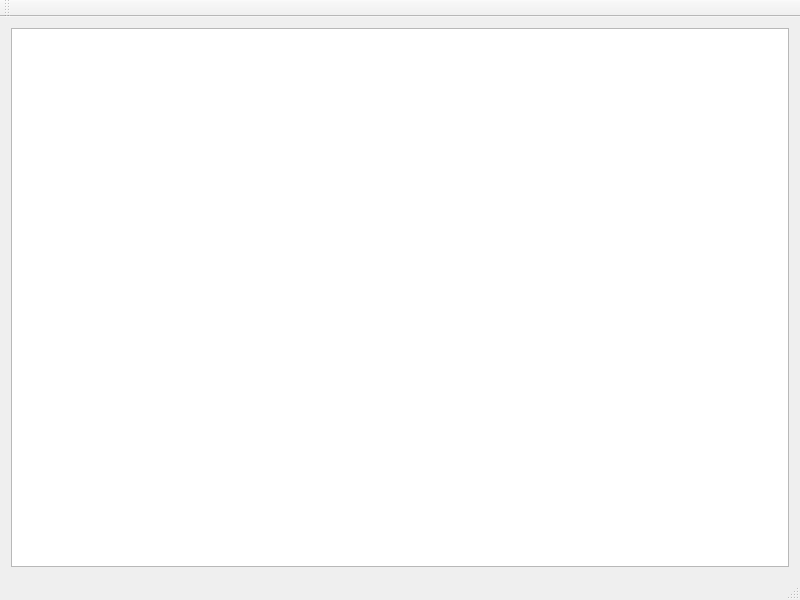
This is qtableview/mainwindow.ui in ec1oud/qps as Qt 5 draws it before an edit. The edited form follows.
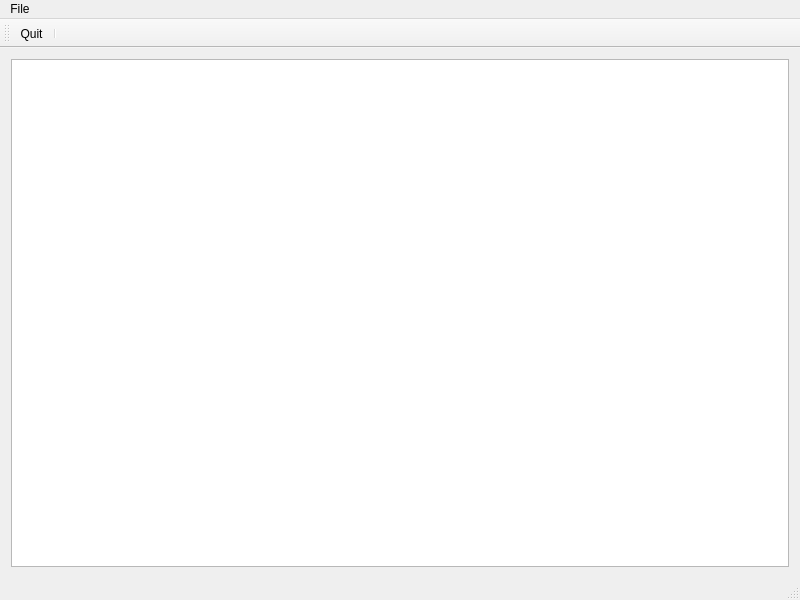
This is the edited form. Icons and pictures are not drawn.

Commit message: Enable sorting; resize columns to contents; quit action

```diff
--- a/qtableview/mainwindow.ui
+++ b/qtableview/mainwindow.ui
@@ -16,7 +16,11 @@
   <widget class="QWidget" name="centralWidget">
    <layout class="QHBoxLayout" name="horizontalLayout">
     <item>
-     <widget class="QTableView" name="tableView"/>
+     <widget class="QTableView" name="tableView">
+      <property name="sortingEnabled">
+       <bool>true</bool>
+      </property>
+     </widget>
     </item>
    </layout>
   </widget>
@@ -29,6 +33,13 @@
      <height>22</height>
     </rect>
    </property>
+   <widget class="QMenu" name="menuFile">
+    <property name="title">
+     <string>File</string>
+    </property>
+    <addaction name="actionQuit"/>
+   </widget>
+   <addaction name="menuFile"/>
   </widget>
   <widget class="QToolBar" name="mainToolBar">
    <attribute name="toolBarArea">
@@ -37,8 +48,21 @@
    <attribute name="toolBarBreak">
     <bool>false</bool>
    </attribute>
+   <addaction name="actionQuit"/>
+   <addaction name="separator"/>
   </widget>
   <widget class="QStatusBar" name="statusBar"/>
+  <action name="actionQuit">
+   <property name="icon">
+    <iconset theme="gtk-quit"/>
+   </property>
+   <property name="text">
+    <string>Quit</string>
+   </property>
+   <property name="shortcut">
+    <string>Ctrl+Q</string>
+   </property>
+  </action>
  </widget>
  <layoutdefault spacing="6" margin="11"/>
  <resources/>
```
The commit also changes 2 other files.
